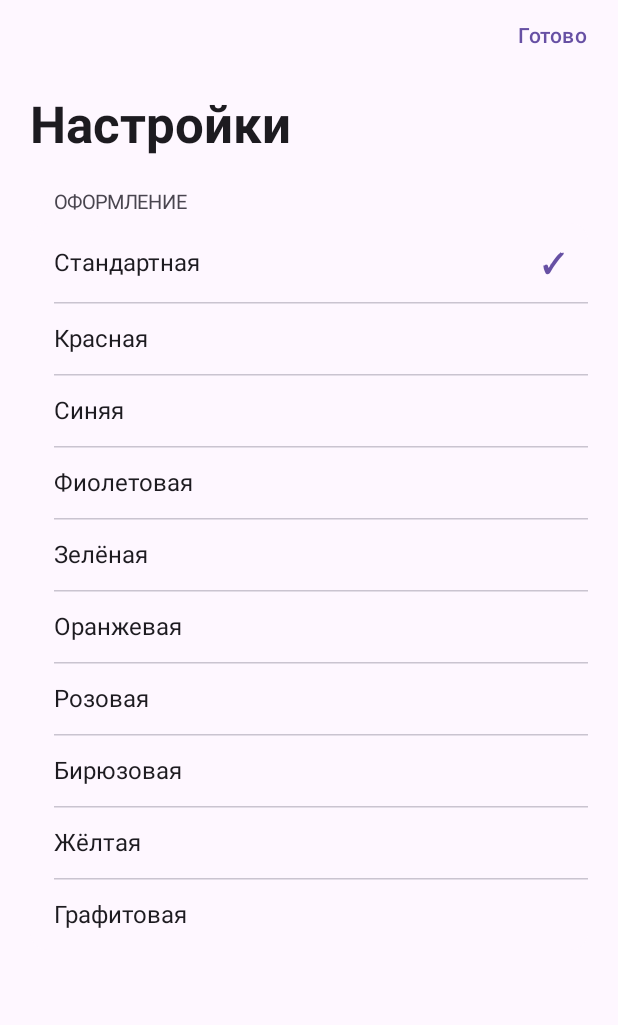
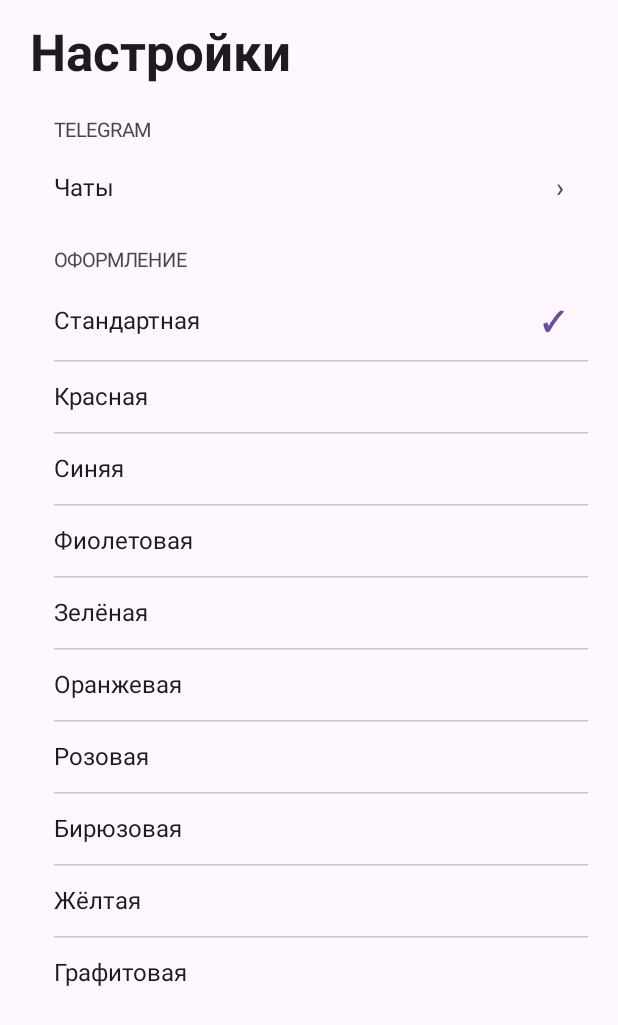
Before and after one commit to sakurartro/sniff, an Android app built with Jetpack Compose: the composable SettingsScreen shown on its own in the app's theme, on a phone screen of 412 x 824 dp. Shown: the top 1025 px of the screen. Run offline under Robolectric (Android 15) with nearby library versions, the phone set to English and light mode, and no system bars; libraries missing offline, so code that uses them is left out: uniffi.tgkiku_ffi; missing, so only their content is drawn: SwipeToDismissBox; 5 statements that could not run were skipped.

Commit message:
Move chats into settings, put settings tab in the dock (#8)

```diff
--- a/android/app/src/main/kotlin/app/tgkiku/SettingsScreen.kt
+++ b/android/app/src/main/kotlin/app/tgkiku/SettingsScreen.kt
@@ -21,15 +21,16 @@ import androidx.compose.ui.unit.dp
 import androidx.compose.ui.unit.sp
 
 @Composable
-fun SettingsScreen(selected: AppTheme, onSelect: (AppTheme) -> Unit, onClose: () -> Unit) {
-    // the clickable swallows taps so they don't reach the screen underneath
-    Column(Modifier.fillMaxSize().background(MaterialTheme.colorScheme.background).pointerInput(Unit) { detectTapGestures() }.systemBarsPadding()) {
-        Row(Modifier.fillMaxWidth().padding(horizontal = 8.dp), verticalAlignment = Alignment.CenterVertically) {
-            Spacer(Modifier.weight(1f))
-            TextButton(onClose) { Text("Готово", color = MaterialTheme.colorScheme.primary, fontWeight = FontWeight.SemiBold) }
-        }
+fun SettingsScreen(selected: AppTheme, onSelect: (AppTheme) -> Unit, openChats: () -> Unit) {
+    Column(Modifier.fillMaxSize()) {
         Column(Modifier.verticalScroll(rememberScrollState())) {
             LargeTitle("Настройки")
+            SettingsSection("Telegram") {
+                Row(Modifier.fillMaxWidth().clickable(onClick = openChats).padding(horizontal = 16.dp, vertical = 14.dp), verticalAlignment = Alignment.CenterVertically) {
+                    Text("Чаты", fontSize = 16.sp, modifier = Modifier.weight(1f))
+                    Text("›", color = MaterialTheme.colorScheme.onSurfaceVariant, fontSize = 18.sp)
+                }
+            }
             SettingsSection("Оформление") {
                 AppTheme.entries.forEachIndexed { i, t ->
                     if (i > 0) HorizontalDivider(Modifier.padding(start = 16.dp), color = MaterialTheme.colorScheme.outlineVariant)
```
Also changed, not shown: android/app/src/main/kotlin/app/tgkiku/Ui.kt (+9 -8 lines).
